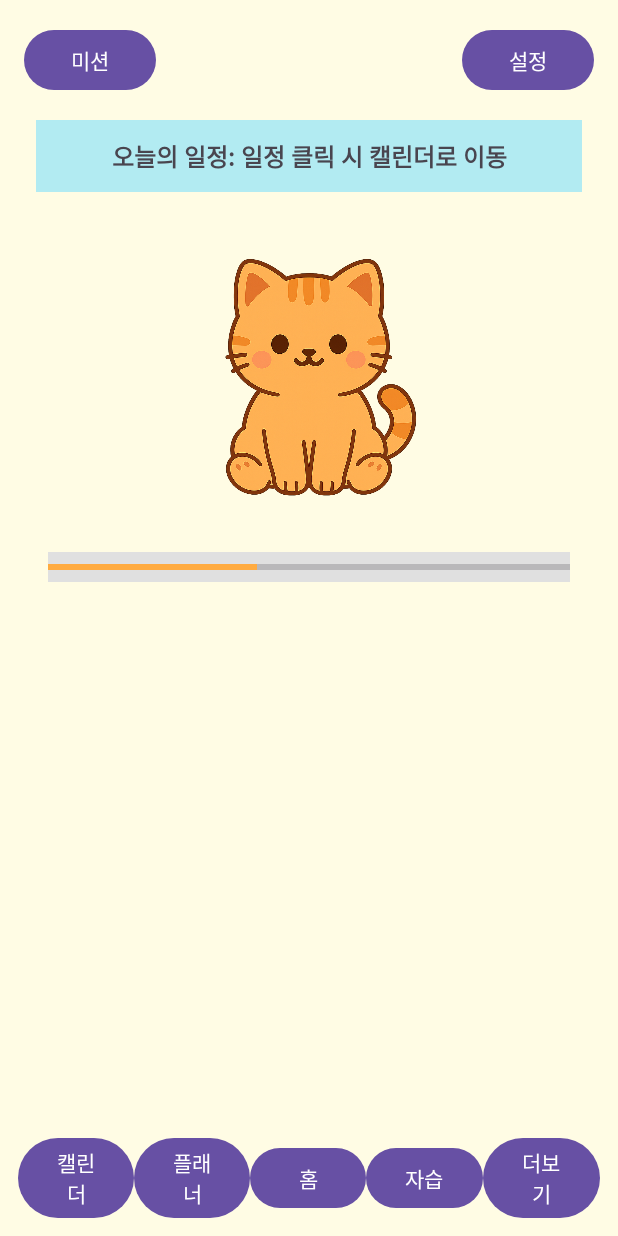
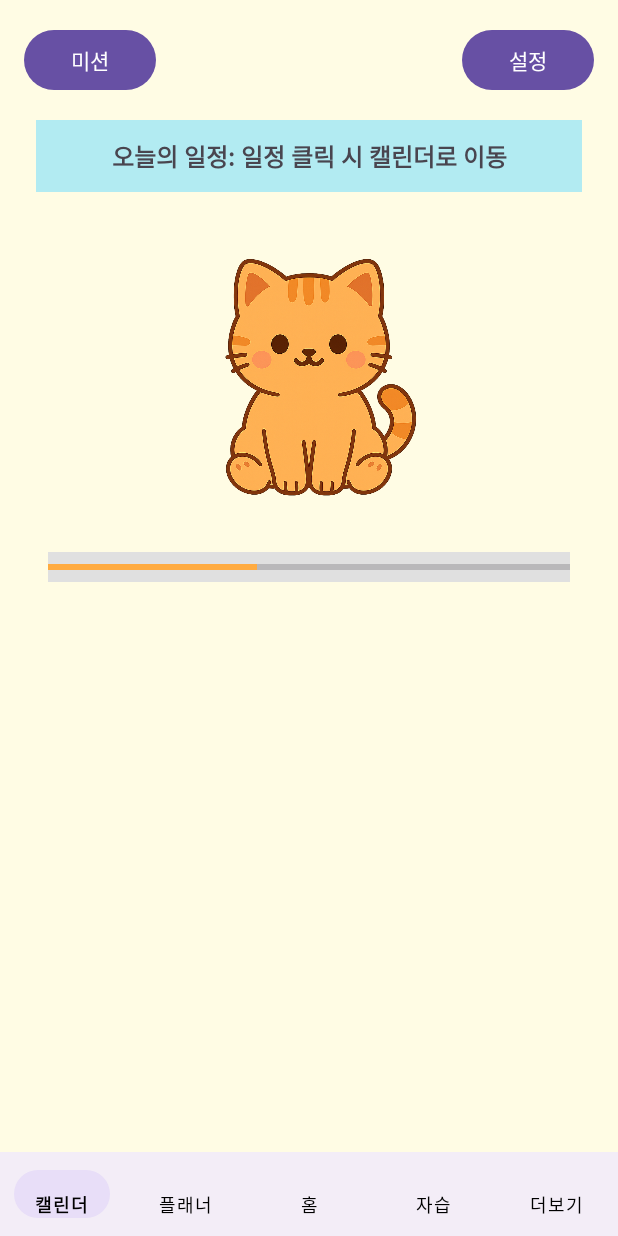
Before and after one commit to zeta078/CampusCat, an Android app: the screen it shows after launch (MainActivity), on a phone screen of 412 x 824 dp. Run offline under Robolectric (Android 15) with nearby library versions, the phone set to English and light mode, and no system bars.

Commit message:
홈 화면 하단 내비게이션 바 수정 수정자 : 임석준

```diff
--- a/app/build.gradle.kts
+++ b/app/build.gradle.kts
@@ -5,6 +5,10 @@ plugins {
 android {
     namespace = "com.example.campuscat"
     compileSdk = 34
+
+    buildFeatures {
+        viewBinding = true
+    }
 
     defaultConfig {
         applicationId = "com.example.campuscat"
@@ -26,6 +30,7 @@ android {
         sourceCompatibility = JavaVersion.VERSION_1_8
         targetCompatibility = JavaVersion.VERSION_1_8
     }
+
 }
 
 dependencies {
--- a/app/src/main/res/layout/activity_home.xml
+++ b/app/src/main/res/layout/activity_home.xml
@@ -80,13 +80,12 @@
         android:layout_width="0dp"
         android:layout_height="0dp"
         app:layout_constraintTop_toBottomOf="@id/expBar"
-        app:layout_constraintBottom_toTopOf="@id/bottomNav"
         app:layout_constraintStart_toStartOf="parent"
         app:layout_constraintEnd_toEndOf="parent"
         android:layout_marginTop="16dp"
         android:layout_marginBottom="16dp" />
 
-    <!-- 하단 네비게이션 영역 -->
+    <!-- 하단 네비게이션 영역
     <LinearLayout
         android:id="@+id/bottomNav"
         android:layout_width="0dp"
@@ -133,6 +132,31 @@
             android:layout_height="wrap_content"
             android:layout_weight="1"
             android:text="더보기" />
-    </LinearLayout>
+            -->
+
+
+        <FrameLayout
+            android:id="@+id/main_container"
+            android:layout_width="match_parent"
+            android:layout_height="0dp"
+            android:layout_weight="1"
+            app:layout_constraintBottom_toTopOf="@+id/bottom_navigation_view"
+            app:layout_constraintEnd_toEndOf="@+id/bottom_navigation_view"
+            app:layout_constraintStart_toStartOf="parent"
+            app:layout_constraintTop_toTopOf="parent"/>
+
+        <com.google.android.material.bottomnavigation.BottomNavigationView
+            android:id="@+id/bottom_navigation_view"
+            android:layout_width="match_parent"
+            android:layout_height="56dp"
+            app:layout_constraintBottom_toBottomOf="parent"
+            app:layout_constraintEnd_toEndOf="parent"
+            app:layout_constraintStart_toStartOf="parent"
+            app:menu="@menu/bottom_nav_menu"
+            app:labelVisibilityMode="labeled"
+            app:itemTextColor="@color/black"
+            app:itemIconTint="#2196F3"/>
+
+
 
 </androidx.constraintlayout.widget.ConstraintLayout>
```
